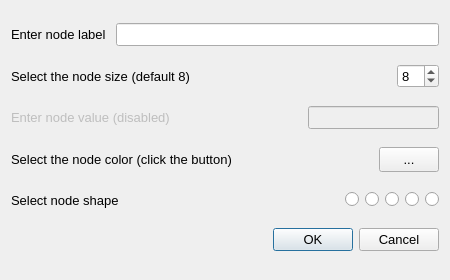
This is src/forms/nodeeditdialog.ui in socnetv/app as Qt 5 draws it before an edit. The edited form follows.
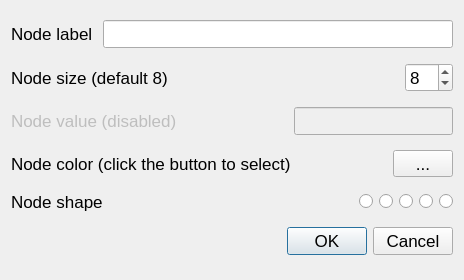
This is the edited form. Icons and pictures are not drawn.

The edit to the form file:
```diff
--- a/src/forms/nodeeditdialog.ui
+++ b/src/forms/nodeeditdialog.ui
@@ -6,7 +6,7 @@
    <rect>
     <x>0</x>
     <y>0</y>
-    <width>450</width>
+    <width>464</width>
     <height>280</height>
    </rect>
   </property>
@@ -32,11 +32,11 @@
       <widget class="QLabel" name="label">
        <property name="font">
         <font>
-         <pointsize>10</pointsize>
+         <pointsize>13</pointsize>
         </font>
        </property>
        <property name="text">
-        <string>Enter node label </string>
+        <string>Node label </string>
        </property>
       </widget>
      </item>
@@ -44,7 +44,7 @@
       <widget class="QLineEdit" name="labelEdit">
        <property name="font">
         <font>
-         <pointsize>10</pointsize>
+         <pointsize>13</pointsize>
         </font>
        </property>
       </widget>
@@ -60,11 +60,11 @@
        </property>
        <property name="font">
         <font>
-         <pointsize>10</pointsize>
+         <pointsize>13</pointsize>
         </font>
        </property>
        <property name="text">
-        <string>Enter node value (disabled)</string>
+        <string>Node value (disabled)</string>
        </property>
       </widget>
      </item>
@@ -72,7 +72,7 @@
       <spacer name="horizontalSpacer_2">
        <property name="font">
         <font>
-         <pointsize>10</pointsize>
+         <pointsize>13</pointsize>
         </font>
        </property>
        <property name="orientation">
@@ -93,7 +93,7 @@
        </property>
        <property name="font">
         <font>
-         <pointsize>10</pointsize>
+         <pointsize>13</pointsize>
         </font>
        </property>
       </widget>
@@ -106,11 +106,11 @@
       <widget class="QLabel" name="label_5">
        <property name="font">
         <font>
-         <pointsize>10</pointsize>
+         <pointsize>13</pointsize>
         </font>
        </property>
        <property name="text">
-        <string>Select node shape</string>
+        <string>Node shape</string>
        </property>
       </widget>
      </item>
@@ -118,7 +118,7 @@
       <spacer name="horizontalSpacer_4">
        <property name="font">
         <font>
-         <pointsize>10</pointsize>
+         <pointsize>13</pointsize>
         </font>
        </property>
        <property name="orientation">
@@ -136,7 +136,7 @@
       <widget class="QRadioButton" name="boxRadio">
        <property name="font">
         <font>
-         <pointsize>10</pointsize>
+         <pointsize>13</pointsize>
         </font>
        </property>
        <property name="text">
@@ -152,7 +152,7 @@
       <widget class="QRadioButton" name="circleRadio">
        <property name="font">
         <font>
-         <pointsize>10</pointsize>
+         <pointsize>13</pointsize>
         </font>
        </property>
        <property name="text">
@@ -168,7 +168,7 @@
       <widget class="QRadioButton" name="diamondRadio">
        <property name="font">
         <font>
-         <pointsize>10</pointsize>
+         <pointsize>13</pointsize>
         </font>
        </property>
        <property name="text">
@@ -184,7 +184,7 @@
       <widget class="QRadioButton" name="ellipseRadio">
        <property name="font">
         <font>
-         <pointsize>10</pointsize>
+         <pointsize>13</pointsize>
         </font>
        </property>
        <property name="text">
@@ -200,7 +200,7 @@
       <widget class="QRadioButton" name="triangleRadio">
        <property name="font">
         <font>
-         <pointsize>10</pointsize>
+         <pointsize>13</pointsize>
         </font>
        </property>
        <property name="text">
@@ -218,7 +218,7 @@
     <widget class="QDialogButtonBox" name="buttonBox">
      <property name="font">
       <font>
-       <pointsize>10</pointsize>
+       <pointsize>13</pointsize>
       </font>
      </property>
      <property name="orientation">
@@ -235,11 +235,11 @@
       <widget class="QLabel" name="label_4">
        <property name="font">
         <font>
-         <pointsize>10</pointsize>
+         <pointsize>13</pointsize>
         </font>
        </property>
        <property name="text">
-        <string>Select the node color (click the button)</string>
+        <string>Node color (click the button to select)</string>
        </property>
       </widget>
      </item>
@@ -247,7 +247,7 @@
       <spacer name="horizontalSpacer_3">
        <property name="font">
         <font>
-         <pointsize>10</pointsize>
+         <pointsize>13</pointsize>
         </font>
        </property>
        <property name="orientation">
@@ -271,7 +271,7 @@
        </property>
        <property name="font">
         <font>
-         <pointsize>10</pointsize>
+         <pointsize>13</pointsize>
         </font>
        </property>
        <property name="text">
@@ -293,11 +293,11 @@
       <widget class="QLabel" name="label_2">
        <property name="font">
         <font>
-         <pointsize>10</pointsize>
+         <pointsize>13</pointsize>
         </font>
        </property>
        <property name="text">
-        <string>Select the node size (default 8)</string>
+        <string>Node size (default 8)</string>
        </property>
       </widget>
      </item>
@@ -305,7 +305,7 @@
       <spacer name="horizontalSpacer">
        <property name="font">
         <font>
-         <pointsize>10</pointsize>
+         <pointsize>13</pointsize>
         </font>
        </property>
        <property name="orientation">
@@ -323,7 +323,7 @@
       <widget class="QSpinBox" name="sizeSpin">
        <property name="font">
         <font>
-         <pointsize>10</pointsize>
+         <pointsize>13</pointsize>
         </font>
        </property>
        <property name="value">
```
